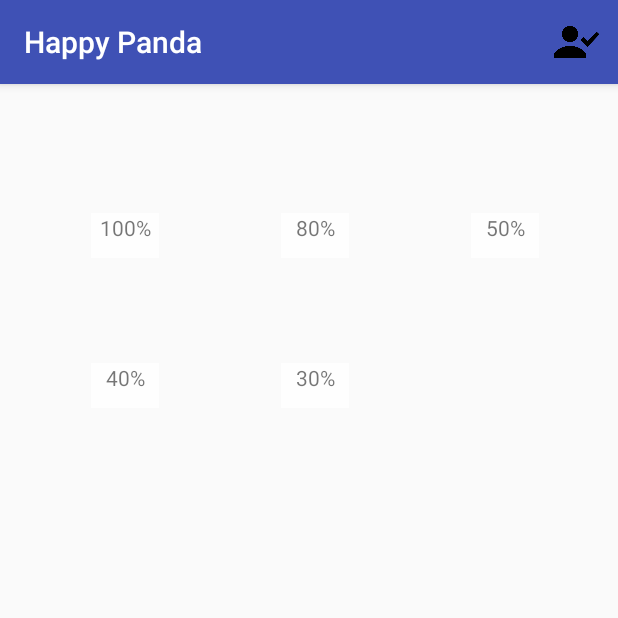
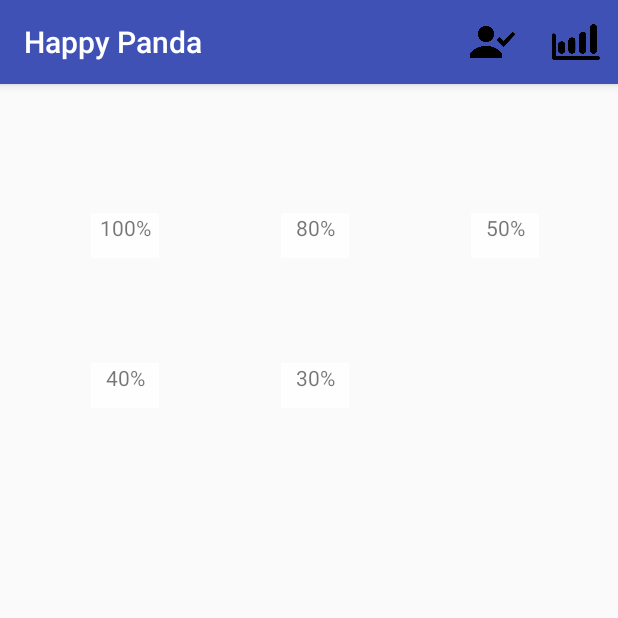
Before and after one commit to sabres207/happy-panda-client, an Android app: the screen it shows after launch (MainActivity), on a phone screen of 412 x 824 dp, the top half of it. Run offline under Robolectric (Android 15) with nearby library versions, the phone set to English and light mode, and no system bars; pictures from the network do not load.

Commit message:
Stats icon.

```diff
--- a/app/src/main/java/happy_panda/client/MainActivity.java
+++ b/app/src/main/java/happy_panda/client/MainActivity.java
@@ -59,8 +59,18 @@ public class MainActivity extends AppCompatActivity {
 
 	@Override
 	public boolean onCreateOptionsMenu(Menu menu) {
-		MenuItem newEvent = menu.add("New Event");
+		MenuItem newEvent = menu.add("Profile");
 		newEvent.setIcon(R.drawable.checked_user);
+		newEvent.setShowAsAction(MenuItem.SHOW_AS_ACTION_ALWAYS);
+		newEvent.setOnMenuItemClickListener(new MenuItem.OnMenuItemClickListener() {
+			@Override
+			public boolean onMenuItemClick(MenuItem menuItem) {
+				Toast.makeText(MainActivity.this, "Clicked item", Toast.LENGTH_SHORT).show();
+				return true;
+			}
+		});
+		newEvent = menu.add("Stats");
+		newEvent.setIcon(R.drawable.graph);
 		newEvent.setShowAsAction(MenuItem.SHOW_AS_ACTION_ALWAYS);
 		newEvent.setOnMenuItemClickListener(new MenuItem.OnMenuItemClickListener() {
 			@Override
```
Also changed, not shown: app/src/main/res/drawable/graph.png (added).
